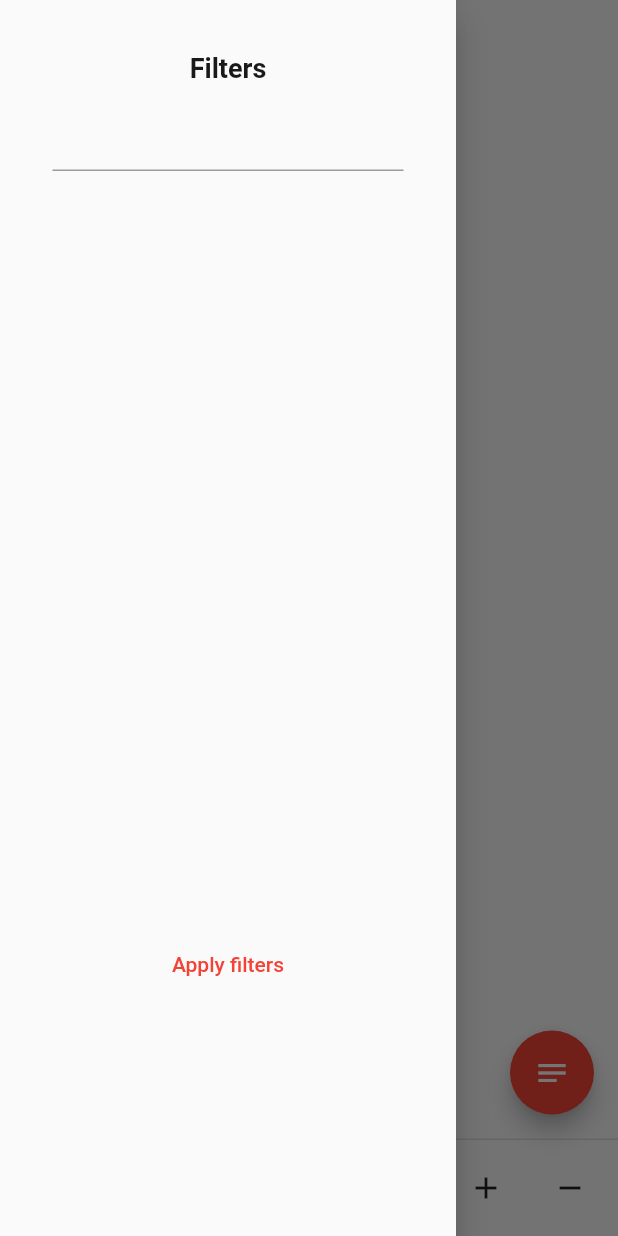
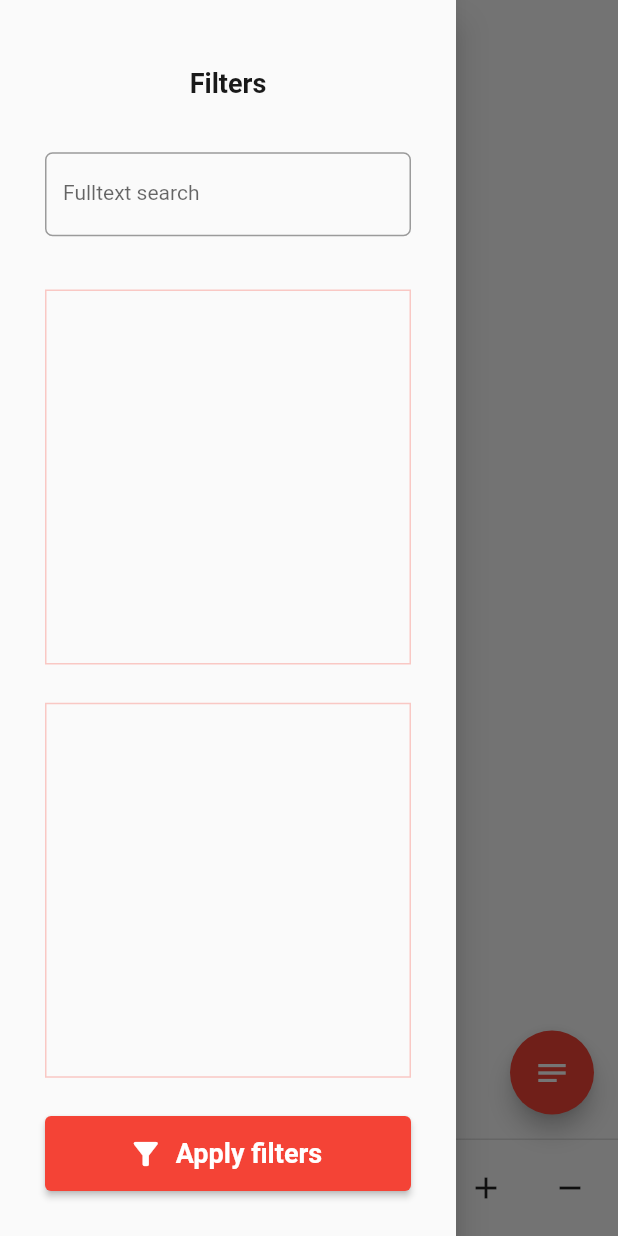
Before and after one commit to slavikmichal/Timelive, a Flutter app: the screen it shows after launch, with the side drawer open, on a phone screen of 412 x 824 dp. Run offline on Flutter 3.47's test engine with Material 2 defaults, Android fonts, the phone set to English and light mode, and no system bars; drawn by our look-alikes of flutter_speed_dial, scrollable_positioned_list; our stand-ins replace cloud_firestore, faker, firebase_core, firebase_storage, flutter_bloc, gallery_saver and 6 more; missing offline and left inert: barcode_scan2; accounts and stored records are empty; Roboto replaces fonts that are missing (Ubuntu).

Commit message:
improve UI for filter drawer

```diff
--- a/lib/tag_filters.dart
+++ b/lib/tag_filters.dart
@@ -62,19 +62,22 @@ class _TagFiltersState extends State<TagFilters> {
   Widget build(BuildContext context) {
     return Container(
       padding: const EdgeInsets.all(30),
-      child: Column(children: [
+      child: Column(
+        mainAxisAlignment: MainAxisAlignment.spaceBetween,
+        children: [
           _buildTitle(),
           _buildTextForm((val) => _onType(widget.allTags, val)),
           _buildTagList(),
           _buildSelectedTags(),
           _buildApplyFiltersButton(selectedTags, context),
-      ]),
+        ],
+      ),
     );
   }
 
   Widget _buildTitle() {
     return Padding(
-      padding: const EdgeInsets.all(5),
+      padding: const EdgeInsets.only(top: 15),
       child: Text(
         'Filters',
         style: GoogleFonts.ubuntu(
@@ -88,7 +91,11 @@ class _TagFiltersState extends State<TagFilters> {
 
   Widget _buildTagList() {
     return Container(
+      decoration: _decoration(),
       height: 250,
+      child: Scrollbar(
+        controller: upperController,
+        isAlwaysShown: true,
         child: ListView.builder(
           controller: upperController,
           shrinkWrap: true,
@@ -100,19 +107,26 @@ class _TagFiltersState extends State<TagFilters> {
             ),
           ),
         ),
+      ),
     );
   }
 
   Widget _buildTextForm(ValueChanged<String> onChanged) {
     return Padding(
-      padding: const EdgeInsets.all(5),
+      padding: const EdgeInsets.symmetric(vertical: 10),
       child: TextField(
         onChanged: onChanged,
         controller: inputController,
+        decoration: const InputDecoration(
+          labelText: 'Fulltext search',
+          border: OutlineInputBorder(
+            borderRadius: BorderRadius.all(Radius.circular(5)),
+          ),
+        ),
         style: GoogleFonts.ubuntu(
-          fontSize: 18,
+          fontSize: 14,
           color: ColorSchemer.textColor,
-          fontWeight: FontWeight.bold,
+          // fontWeight: FontWeight.bold,
         ),
       ),
     );
@@ -120,7 +134,11 @@ class _TagFiltersState extends State<TagFilters> {
 
   Widget _buildSelectedTags() {
     return Container(
+      decoration: _decoration(),
       height: 250,
+      child: Scrollbar(
+        controller: lowerController,
+        isAlwaysShown: true,
         child: ListView(
           controller: lowerController,
           shrinkWrap: true,
@@ -133,6 +151,16 @@ class _TagFiltersState extends State<TagFilters> {
                   children: selectedTags.map((e) => _buildChip(e.name, Color(e.color))).toList(),
                 ))
           ],
+        ),
+      ),
+    );
+  }
+
+  BoxDecoration _decoration() {
+    return BoxDecoration(
+      border: Border.all(
+        width: 1,
+        color: ColorSchemer.buttonColor.withOpacity(0.3),
       ),
     );
   }
@@ -158,12 +186,25 @@ class _TagFiltersState extends State<TagFilters> {
   }
 
   Widget _buildApplyFiltersButton(List<Tag> activeFilters, BuildContext context) {
-    return TextButton(
+    return SizedBox(
+      width: 250,
+      height: 50,
+      child: ElevatedButton.icon(
+        label: Text(
+          "Apply filters",
+          overflow: TextOverflow.ellipsis,
+          style: GoogleFonts.ubuntu(
+            fontSize: 18,
+            fontWeight: FontWeight.bold,
+          ),
+        ),
+        icon: const Icon(Icons.filter_alt),
         onPressed: () {
           context.read<FiltersCubit>().setFilters(activeFilters);
           context.read<EventsCubit>().refreshEvents(activeFilters);
           Navigator.of(context).pop();
         },
-        child: const Text("Apply filters"));
+      ),
+    );
   }
 }
```
Lines whose indentation alone changed are shown as unchanged.
